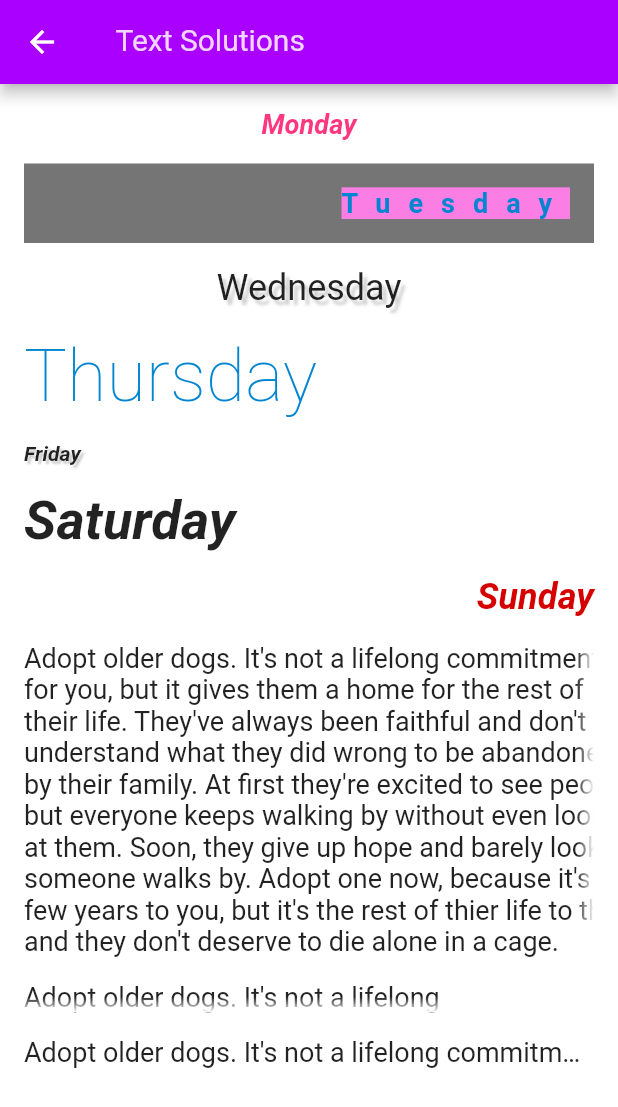
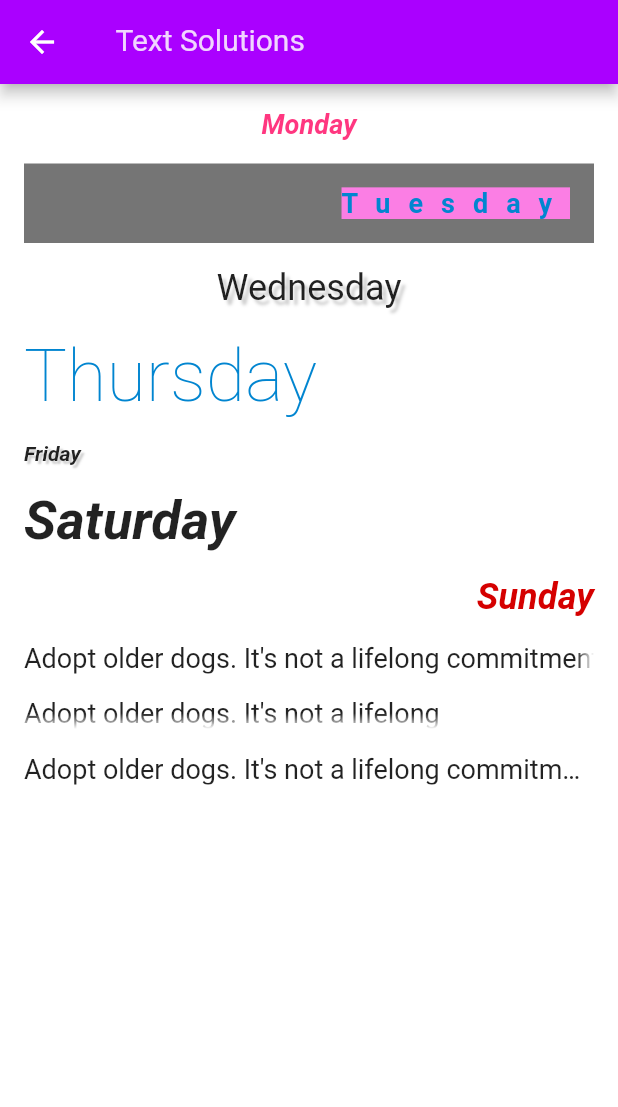
Before and after one commit to ScottS2017/Flutter_Z2P_01, a Flutter app: the TextSolution screen opened by its route, on a phone screen of 412 x 824 dp. Shown: the top 1107 px of the screen. Run offline on Flutter 3.47's test engine with Material 2 defaults, Android fonts, the light colour scheme and no system bars; Roboto replaces fonts that are missing (Sk-Modernist).

```diff
--- a/lib/infrastructure/app_strings.dart
+++ b/lib/infrastructure/app_strings.dart
@@ -11,17 +11,8 @@ class AppStrings {
   static const fs14 = 'fontSize: 14,';
   static const fs18 = 'fontSize: 18,';
   static const fs20 = 'fontSize: 20,';
-  static const wrappingText =
-'''Adopt older dogs. It\'s not a lifelong commitment
-for you, but it gives them a home for the rest of
-their life. They\'ve always been faithful and don\'t
-understand what they did wrong to be abandoned
-by their family. At first they\'re excited to see people,
-but everyone keeps walking by without even looking
-at them. Soon, they give up hope and barely look up when
-someone walks by. Adopt one now, because it\'s only a
-few years to you, but it\'s the rest of thier life to them...
-and they don\'t deserve to die alone in a cage.''' ;
+  static const adoptOlderDogs =
+'Adopt older dogs. It\'s not a lifelong commitment for you, but it gives them a home for the rest of their life. They\'ve always been faithful and don\'t understand what they did wrong to be abandoned by their family. At first they\'re excited to see people, but everyone keeps walking by without even looking  at them. Soon, they give up hope and barely look up when someone walks by. Adopt one now, because it\'s only a few years to you, but it\'s the rest of their life to them... and they don\'t deserve to die alone in a cage.';
   static const ifSoftwrapIsNotSpecified =
       'If softWrap is not specified then the text will honor the default TextStyle setting. You can set your own default TextStyle, but if you do not specify anything then it will default to true. For the overflow examples below, we turned softWrap off (false).';
   static const italic = 'fontStyle: FontStyle.italic';
--- a/lib/z2p_01/box_decorations/solution/box_decorations_solution.dart
+++ b/lib/z2p_01/box_decorations/solution/box_decorations_solution.dart
@@ -18,8 +18,6 @@ class BoxDecorationSolution extends StatelessWidget {
       appBar: buildAppBar(title: title),
       body: SizedBox.expand(
         child: SingleChildScrollView(
-          child: Padding(
-            padding: const EdgeInsets.symmetric(horizontal: 16.0),
           child: Column(
             mainAxisSize: MainAxisSize.min,
             mainAxisAlignment: MainAxisAlignment.start,
@@ -35,7 +33,9 @@ class BoxDecorationSolution extends StatelessWidget {
                 child: Container(
                   height: double.infinity,
                   width: double.infinity,
+
                   decoration: const BoxDecoration(
+                    color: Colors.white,
                     border: Border(
                       top: BorderSide(
                         style: BorderStyle.solid,
@@ -189,8 +189,8 @@ class BoxDecorationSolution extends StatelessWidget {
                   ),
                 ),
               ),
+              dividerxxxxxxxxxxxxxxxxxxxxxxxxxxxxxxx,
             ],
-            ),
           ),
         ),
       ),
--- a/lib/z2p_01/text/example/text_examples.dart
+++ b/lib/z2p_01/text/example/text_examples.dart
@@ -371,7 +371,7 @@ class TextExamples extends StatelessWidget {
                 ///
                 /// Wrapping Text
                 const Text(
-                  AppStrings.wrappingText,
+                  AppStrings.adoptOlderDogs,
                   softWrap: true,
                   style: TextStyle(
                     fontSize: 12,
--- a/lib/z2p_01/text/solution/text_solution.dart
+++ b/lib/z2p_01/text/solution/text_solution.dart
@@ -135,8 +135,8 @@ class TextSolution extends StatelessWidget {
               //
               // TODO 8) Make examples of fade right, fade bottom and ellipsis overflows using the first line of the Gettysburg address (it's in AppStrings.getAd) and use AppTextStyles to set the font to normal 18
               const   Text(
-                AppStrings.wrappingText,
-                semanticsLabel: AppStrings.wrappingText,
+                AppStrings.adoptOlderDogs,
+                semanticsLabel: AppStrings.adoptOlderDogs,
 
                 /// TIP: To fade or use ellipsis, softWrap has to be false. After all, you can't have overflow and wrap at the same time (unless you set maxLines)
                 softWrap: false,
@@ -145,8 +145,8 @@ class TextSolution extends StatelessWidget {
               ),
               dividerxxxxxxxxxxxxxxxxxxxxxxxxxxxxxxx,
               const   Text(
-                AppStrings.wrappingText,
-                semanticsLabel: AppStrings.wrappingText,
+                AppStrings.adoptOlderDogs,
+                semanticsLabel: AppStrings.adoptOlderDogs,
                 style: AppTextStyles.normal18,
                 softWrap: true,
                 overflow: TextOverflow.fade,
@@ -154,8 +154,8 @@ class TextSolution extends StatelessWidget {
               ),
               dividerxxxxxxxxxxxxxxxxxxxxxxxxxxxxxxx,
               const     Text(
-                AppStrings.wrappingText,
-                semanticsLabel: AppStrings.wrappingText,
+                AppStrings.adoptOlderDogs,
+                semanticsLabel: AppStrings.adoptOlderDogs,
                 softWrap: false,
                 overflow: TextOverflow.ellipsis,
                 style: AppTextStyles.normal18,
```
Also changed, not shown: lib/z2p_01/box_decorations/exercise/box_decorations_exercises.dart (+30 -13 lines), lib/z2p_01/containers/exercise/container_exercises.dart (+13 -2 lines), lib/z2p_01/icons/exercise/icon_exercises.dart (+12 -0 lines), lib/z2p_01/images/exercise/image_exercises.dart (+61 -1 lines), lib/z2p_01/text/exercise/text_exercises.dart (+32 -15 lines). Lines whose indentation alone changed are shown as unchanged.
